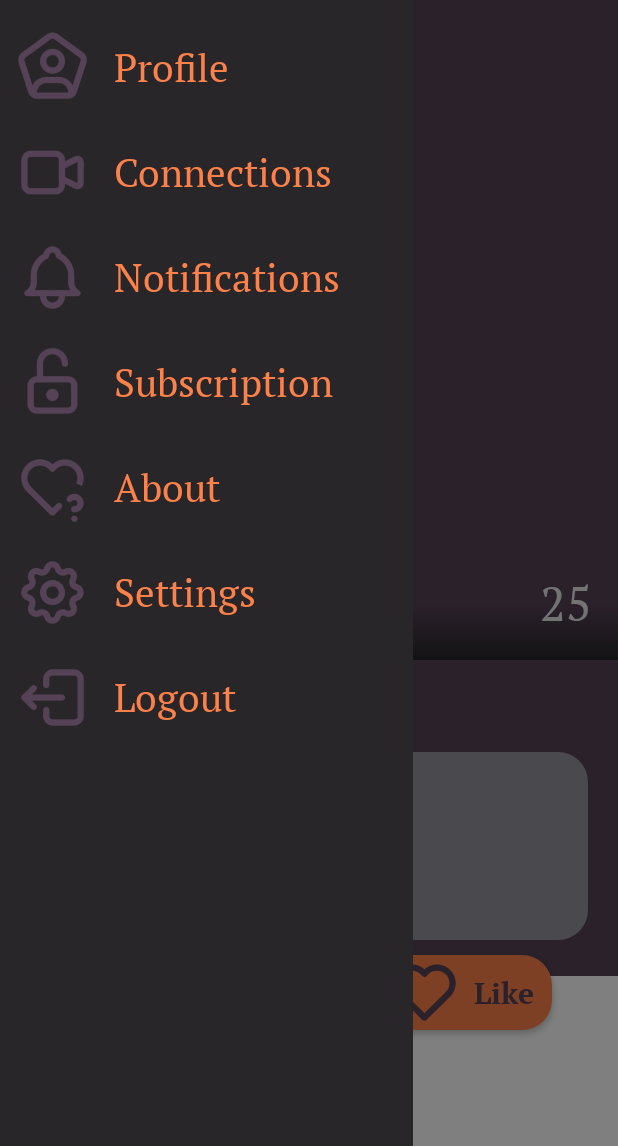
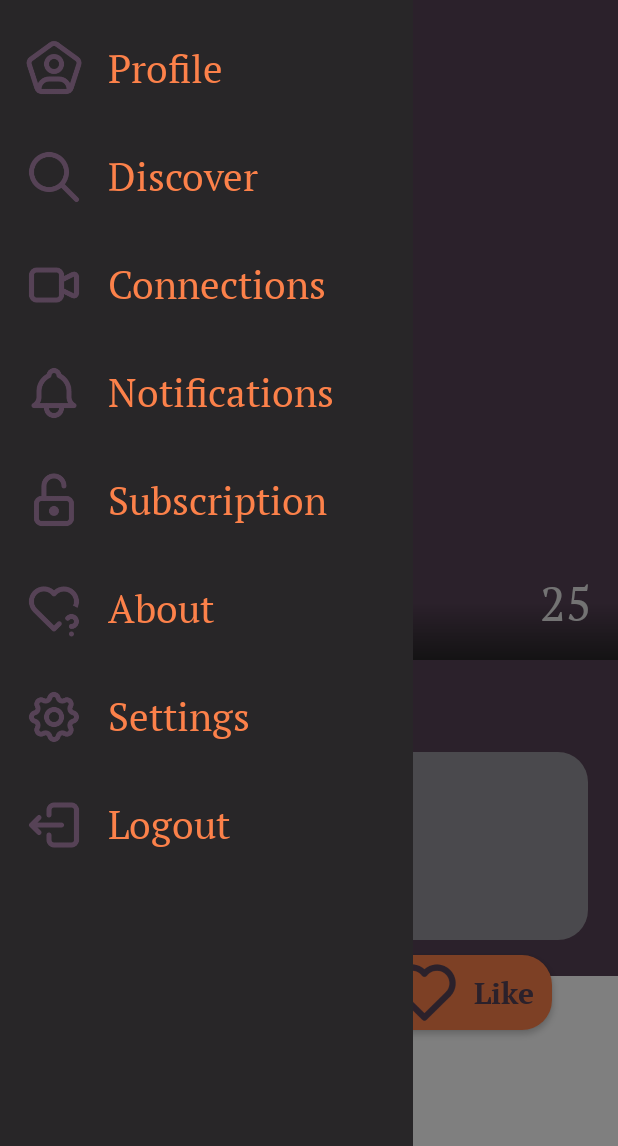
Before and after one commit to NathanGrs00/camistry, an Android app: the screen it shows after launch (MainActivity), after a tap on "Open navigation menu.", on a phone screen of 412 x 824 dp, the part 90-1236 px from its top. Run offline under Robolectric (Android 15) with nearby library versions, the phone set to English and light mode, and no system bars.

Commit message:
Refactor HamburgerFragment to use action IDs for menu items and enhance accessibility with content descriptions

```diff
--- a/app/src/main/java/com/nathan/camistry/model/MenuItem.kt
+++ b/app/src/main/java/com/nathan/camistry/model/MenuItem.kt
@@ -1,4 +1,3 @@
 package com.nathan.camistry.model
 
-data class MenuItem(val title: String, val iconResId: Int) {
-}
+data class MenuItem(val title: String, val iconResId: Int, val actionId: Int)
--- a/app/src/main/java/com/nathan/camistry/ui/hamburger/HamburgerFragment.kt
+++ b/app/src/main/java/com/nathan/camistry/ui/hamburger/HamburgerFragment.kt
@@ -20,53 +20,40 @@ class HamburgerFragment: Fragment() {
 
     override fun onViewCreated(view: View, savedInstanceState: Bundle?) {
         super.onViewCreated(view, savedInstanceState)
-        val icProfile = getString(R.string.title_profile)
-        val icConnections = getString(R.string.title_connections)
-        val icNotifications = getString(R.string.title_notifications)
-        val icSubscription = getString(R.string.title_subscription)
-        val icAbout = getString(R.string.title_about)
-        val icSettings = getString(R.string.title_settings)
-        val icLogout = getString(R.string.title_logout)
-
         val menuItems = listOf(
-            MenuItem(icProfile, R.drawable.ic_user_profile),
-            MenuItem(icConnections, R.drawable.ic_videocam),
-            MenuItem(icNotifications, R.drawable.ic_notification_bell),
-            MenuItem(icSubscription, R.drawable.ic_lock),
-            MenuItem(icAbout, R.drawable.ic_heart_question),
-            MenuItem(icSettings, R.drawable.ic_settings),
-            MenuItem(icLogout, R.drawable.ic_logout)
+            MenuItem(getString(R.string.title_profile), R.drawable.ic_user_profile, R.id.action_profile),
+            MenuItem(getString(R.string.title_discover), R.drawable.ic_search, R.id.action_discover),
+            MenuItem(getString(R.string.title_connections), R.drawable.ic_videocam, R.id.action_connections),
+            MenuItem(getString(R.string.title_notifications), R.drawable.ic_notification_bell, R.id.action_notifications),
+            MenuItem(getString(R.string.title_subscription), R.drawable.ic_lock, R.id.action_subscription),
+            MenuItem(getString(R.string.title_about), R.drawable.ic_heart_question, R.id.action_about),
+            MenuItem(getString(R.string.title_settings), R.drawable.ic_settings, R.id.action_settings),
+            MenuItem(getString(R.string.title_logout), R.drawable.ic_logout, R.id.action_logout)
         )
 
         val menuList = view.findViewById<RecyclerView>(R.id.rv_menu)
         menuList.layoutManager = LinearLayoutManager(context)
         menuList.adapter = MenuAdapter(menuItems) { menuItem ->
-            when (menuItem.title) {
-                icProfile -> {
+            when (menuItem.actionId) {
+                R.id.action_profile -> {
                     // Handle Profile click
                 }
-
-                icConnections -> {
+                R.id.action_connections -> {
                     // Handle Connections click
                 }
-
-                icNotifications -> {
+                R.id.action_notifications -> {
                     // Handle Notifications click
                 }
-
-                icSubscription -> {
+                R.id.action_subscription -> {
                     // Handle Subscription click
                 }
-
-                icAbout -> {
+                R.id.action_about -> {
                     // Handle About click
                 }
-
-                icSettings -> {
+                R.id.action_settings -> {
                     // Handle Settings click
                 }
-
-                icLogout -> {
+                R.id.action_logout -> {
                     // Handle Logout click
                 }
             }
--- a/app/src/main/java/com/nathan/camistry/ui/hamburger/MenuAdapter.kt
+++ b/app/src/main/java/com/nathan/camistry/ui/hamburger/MenuAdapter.kt
@@ -17,11 +17,14 @@ class MenuAdapter(
         private val title: TextView = view.findViewById(R.id.tv_title)
 
         fun bind(item: MenuItem) {
-            val iconSize = itemView.context.resources.getDimensionPixelSize(R.dimen.icon_size)
+            val iconSize = itemView.context.resources.getDimensionPixelSize(
+                R.dimen.hamburger_menu_icon_size
+            )
             val drawable = AppCompatResources.getDrawable(title.context, item.iconResId)
             drawable?.setBounds(0, 0, iconSize, iconSize)
             title.setCompoundDrawablesRelative(drawable, null, null, null)
             title.text = item.title
+            title.contentDescription = item.title
             itemView.setOnClickListener { onItemClick(item) }
         }
     }
--- a/app/src/main/java/com/nathan/camistry/ui/topbar/TopbarFragment.kt
+++ b/app/src/main/java/com/nathan/camistry/ui/topbar/TopbarFragment.kt
@@ -1,7 +1,6 @@
 package com.nathan.camistry.ui.topbar
 
 import android.animation.ObjectAnimator
-import android.view.MotionEvent
 import android.os.Bundle
 import android.view.LayoutInflater
 import android.view.View
@@ -39,11 +38,12 @@ class TopbarFragment : Fragment() {
     private fun slideIn(){
         val menu = requireActivity().findViewById<View>(R.id.fcv_hamburger)
         val blocker = requireActivity().findViewById<View>(R.id.overlay_blocker)
-        menu.visibility = View.VISIBLE
         blocker.visibility = View.VISIBLE
-
         // Load in the menu, otherwise menu.width will be 0
         menu.post {
+            // Initialize the menu's translationX off-screen
+            menu.translationX = -menu.width.toFloat()
+            menu.visibility = View.VISIBLE
             // Animate the menu sliding in from the left
             ObjectAnimator.ofFloat(menu, "translationX", -menu.width.toFloat(), 0f).apply {
                 duration = 400
@@ -52,11 +52,7 @@ class TopbarFragment : Fragment() {
         }
 
         // If the user clicks on the blocker, close the menu
-        blocker.setOnTouchListener { _, event ->
-            // If the user lifts their finger, close the menu
-            if (event.action == MotionEvent.ACTION_UP) {
-                // performClick is needed for accessibility
-                blocker.performClick()
+        blocker.setOnClickListener {
             // Animate the menu sliding out to the left
             ObjectAnimator.ofFloat(menu, "translationX", 0f, -menu.width.toFloat()).apply {
                 duration = 400
@@ -67,7 +63,5 @@ class TopbarFragment : Fragment() {
                 blocker.visibility = View.GONE
             }
         }
-            true
     }
 }
-}
--- a/app/src/main/res/layout/menu_item.xml
+++ b/app/src/main/res/layout/menu_item.xml
@@ -10,4 +10,5 @@
     android:textSize="@dimen/hamburger_menu_text_size"
     android:textColor="@color/secondary_text_coral"
     android:gravity="center_vertical"
-    app:drawableStartCompat="@drawable/ic_menu_placeholder" />
+    app:drawableStartCompat="@drawable/ic_menu_placeholder"
+    android:contentDescription="@string/placeholder_icon"/>
--- a/app/src/main/res/values/dimens.xml
+++ b/app/src/main/res/values/dimens.xml
@@ -14,7 +14,7 @@
     <dimen name="hamburger_menu_logo_size">40sp</dimen>
     <dimen name="hamburger_menu_width">275dp</dimen>
     <dimen name="hamburger_menu_margin_top">16dp</dimen>
-    <dimen name="hamburger_menu_padding">10dp</dimen>
+    <dimen name="hamburger_menu_padding">16dp</dimen>
     <dimen name="hamburger_menu_icon_size">40dp</dimen>
     <dimen name="hamburger_menu_icon_margin">16dp</dimen>
     <dimen name="hamburger_menu_text_size">26sp</dimen>
--- /dev/null
+++ b/app/src/main/res/values/ids.xml
@@ -0,0 +1,11 @@
+<?xml version="1.0" encoding="utf-8"?>
+<resources>
+    <item name="action_profile" type="id" />
+    <item name="action_discover" type="id" />
+    <item name="action_connections" type="id" />
+    <item name="action_notifications" type="id" />
+    <item name="action_subscription" type="id" />
+    <item name="action_about" type="id" />
+    <item name="action_settings" type="id" />
+    <item name="action_logout" type="id" />
+</resources>
--- a/app/src/main/res/values/strings.xml
+++ b/app/src/main/res/values/strings.xml
@@ -3,6 +3,7 @@
 
     <string name="title_bio">Bio</string>
     <string name="title_profile">Profile</string>
+    <string name="title_discover">Discover</string>
     <string name="title_connections">Connections</string>
     <string name="title_notifications">Notifications</string>
     <string name="title_subscription">Subscription</string>
```
Also changed, not shown: app/src/main/res/drawable/ic_search.png (added). Lines whose indentation alone changed are shown as unchanged.
